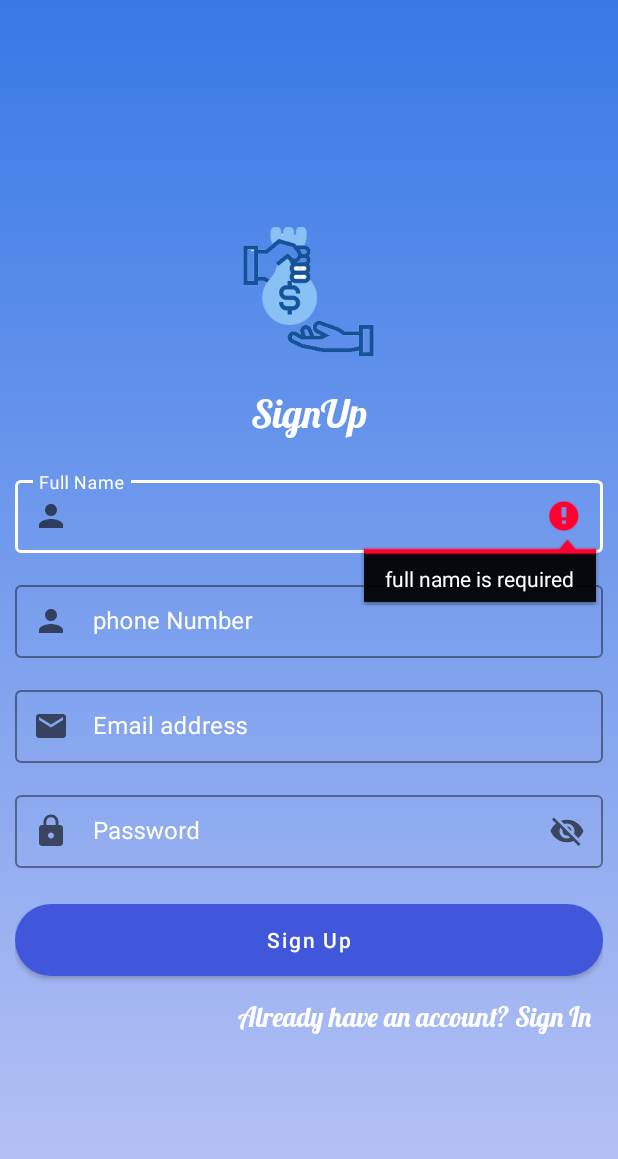
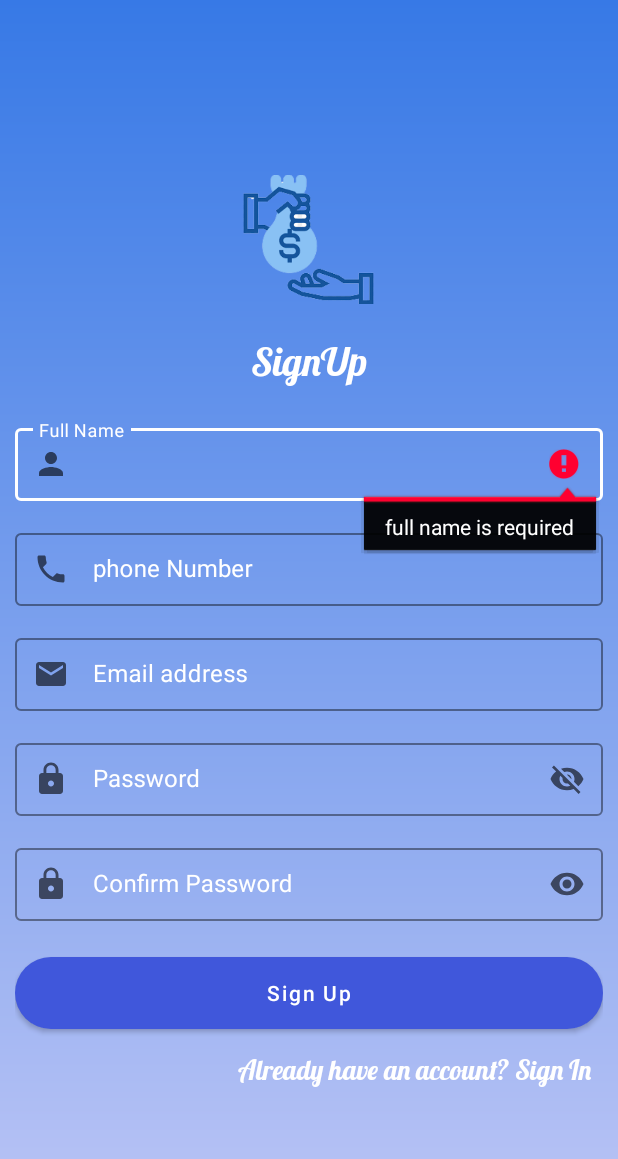
Before and after one commit to SynthiaAtieno/Loan_Management_System, an Android app: the SignUp screen opened directly, with no data from a screen before it, after a tap on "Sign Up", on a phone screen of 412 x 824 dp. Shown: the top 1159 px of the screen. Run offline under Robolectric (Android 15) with nearby library versions, the phone set to English and light mode, and no system bars; 1 other tap on this screen came first.

Commit message:
Made some changes

```diff
--- a/app/src/main/java/com/example/loanmanagementsystem/activities/SignUp.java
+++ b/app/src/main/java/com/example/loanmanagementsystem/activities/SignUp.java
@@ -30,7 +30,7 @@ import retrofit2.Callback;
 import retrofit2.Response;
 
 public class SignUp extends AppCompatActivity {
-    TextInputLayout fullnametxt,phonetxt,emailtxt, passwordtxt;
+    TextInputLayout fullnametxt,phonetxt,emailtxt, passwordtxt, conpass;
     Button signup;
     TextView already_have_an_account;
     ProgressDialog progressDialog;
@@ -48,6 +48,7 @@ public class SignUp extends AppCompatActivity {
         emailtxt = findViewById(R.id.signup_email);
         passwordtxt = findViewById(R.id.signup_password);
         linearLayout = findViewById(R.id.linearlayout);
+        conpass = findViewById(R.id.signup_conPassword);
 
         signup = findViewById(R.id.signup_btn);
         already_have_an_account = findViewById(R.id.already_have_an_account);
@@ -77,11 +78,12 @@ public class SignUp extends AppCompatActivity {
     private  void  performSignUp(){
         ConnectivityManager conMgr = (ConnectivityManager) getApplicationContext().getSystemService(Context.CONNECTIVITY_SERVICE);
         NetworkInfo netInfo = conMgr.getActiveNetworkInfo();
-        String fullname, password, phone, email;
+        String fullname, password, phone, email, confirmPassword;
         phone = phonetxt.getEditText().getText().toString();
         password = passwordtxt.getEditText().getText().toString();
         fullname = fullnametxt.getEditText().getText().toString();
         email = emailtxt.getEditText().getText().toString();
+        confirmPassword = conpass.getEditText().getText().toString();
         if (fullname.isEmpty()){
             fullnametxt.getEditText().setError("full name is required");
             fullnametxt.getEditText().requestFocus();
@@ -91,6 +93,10 @@ public class SignUp extends AppCompatActivity {
             phonetxt.getEditText().setError("phone is required");
             phonetxt.getEditText().requestFocus();
 
+        }
+        else if (phone.length()<9){
+            phonetxt.getEditText().setError("Please input a valid phone number");
+            phonetxt.requestFocus();
         }
         else if (email.isEmpty()){
             emailtxt.getEditText().setError("email required");
@@ -103,6 +109,10 @@ public class SignUp extends AppCompatActivity {
         else if (password.isEmpty()){
             passwordtxt.getEditText().setError("password required");
             passwordtxt.getEditText().requestFocus();
+        }
+        else if (!password.equals(confirmPassword)){
+            Toast.makeText(this, "Password does not match", Toast.LENGTH_SHORT).show();
+            conpass.requestFocus();
         }
 
         else if (netInfo == null || !netInfo.isConnected() || !netInfo.isAvailable()){
@@ -123,7 +133,7 @@ public class SignUp extends AppCompatActivity {
                         {
                             Toast.makeText(SignUp.this, ""+response.body().getMessage(), Toast.LENGTH_SHORT).show();
                             onBackPressed();
-                            startActivity(new Intent(SignUp.this, OTP.class));
+                            startActivity(new Intent(SignUp.this, SignIn.class));
                             //startActivity(new Intent(SignUp.this, SignIn.class));
                             finish();
 
--- /dev/null
+++ b/app/src/main/res/drawable/phone.xml
@@ -0,0 +1,5 @@
+<vector android:height="24dp" android:tint="#000000"
+    android:viewportHeight="24" android:viewportWidth="24"
+    android:width="24dp" xmlns:android="http://schemas.android.com/apk/res/android">
+    <path android:fillColor="@android:color/white" android:pathData="M6.62,10.79c1.44,2.83 3.76,5.14 6.59,6.59l2.2,-2.2c0.27,-0.27 0.67,-0.36 1.02,-0.24 1.12,0.37 2.33,0.57 3.57,0.57 0.55,0 1,0.45 1,1V20c0,0.55 -0.45,1 -1,1 -9.39,0 -17,-7.61 -17,-17 0,-0.55 0.45,-1 1,-1h3.5c0.55,0 1,0.45 1,1 0,1.25 0.2,2.45 0.57,3.57 0.11,0.35 0.03,0.74 -0.25,1.02l-2.2,2.2z"/>
+</vector>
--- a/app/src/main/res/layout/activity_sign_up.xml
+++ b/app/src/main/res/layout/activity_sign_up.xml
@@ -72,7 +72,7 @@
             app:prefixText="+254"
             app:prefixTextColor="@color/white"
             app:endIconMode="clear_text"
-            app:startIconDrawable="@drawable/ic_baseline_person_24">
+            app:startIconDrawable="@drawable/phone">
 
             <com.google.android.material.textfield.TextInputEditText
                 android:layout_width="match_parent"
@@ -127,8 +127,32 @@
                 android:textColorHint="#fff"
                 android:textColor="#fff"
                 android:textSize="16sp" />
+
         </com.google.android.material.textfield.TextInputLayout>
 
+        <com.google.android.material.textfield.TextInputLayout
+            android:id="@+id/signup_conPassword"
+            style="@style/Widget.MaterialComponents.TextInputLayout.OutlinedBox.Dense"
+            android:layout_width="match_parent"
+            android:layout_height="wrap_content"
+            android:layout_marginTop="16dp"
+            android:hint="Confirm Password"
+            android:outlineAmbientShadowColor="#fff"
+            android:textColorHint="#fff"
+            app:hintTextColor="#fff"
+            app:boxStrokeColor="#fff"
+            app:endIconMode="password_toggle"
+            app:startIconDrawable="@drawable/ic_baseline_lock_24">
+
+            <com.google.android.material.textfield.TextInputEditText
+                android:layout_width="match_parent"
+                android:layout_height="match_parent"
+                android:inputType="textPassword"
+                android:textColorHint="#fff"
+                android:textColor="#fff"
+                android:textSize="16sp" />
+
+        </com.google.android.material.textfield.TextInputLayout>
         <Button
             android:id="@+id/signup_btn"
             android:layout_width="match_parent"
--- a/app/src/main/res/layout/fragment_apply_loan.xml
+++ b/app/src/main/res/layout/fragment_apply_loan.xml
@@ -46,6 +46,7 @@
                     android:layout_height="match_parent"
                     android:fontFamily="@font/lobster_regular"
                     android:inputType="number"
+                    android:maxLength="6"
                     android:textColor="#000"
                     android:textSize="16sp" />
 
```
